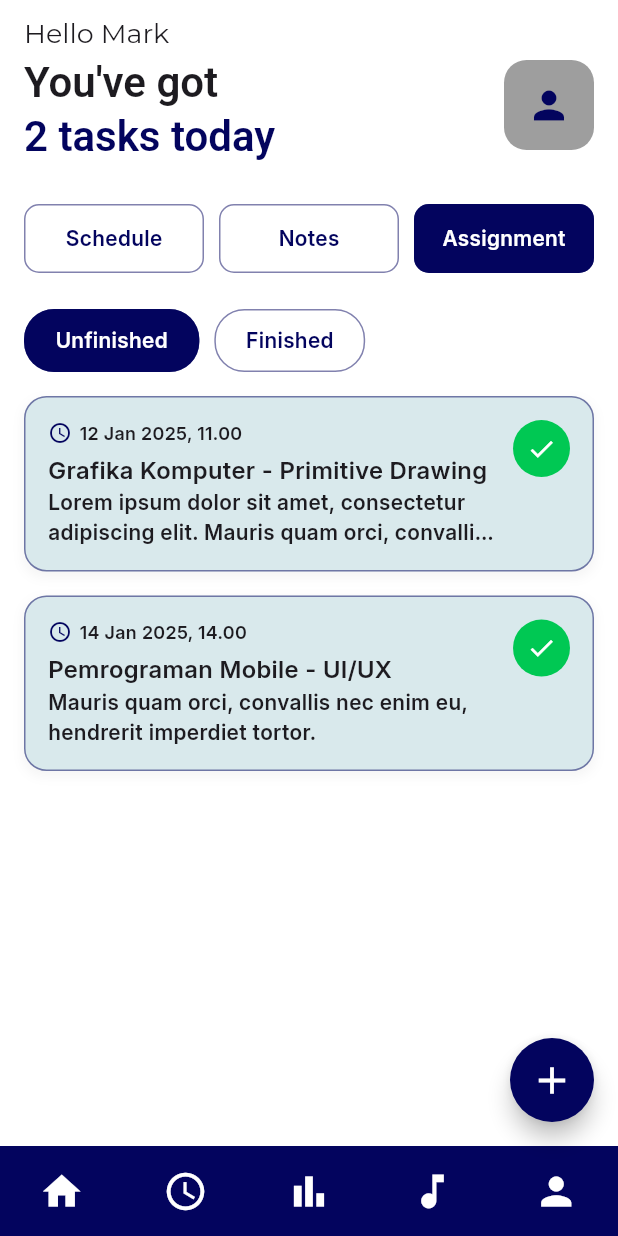
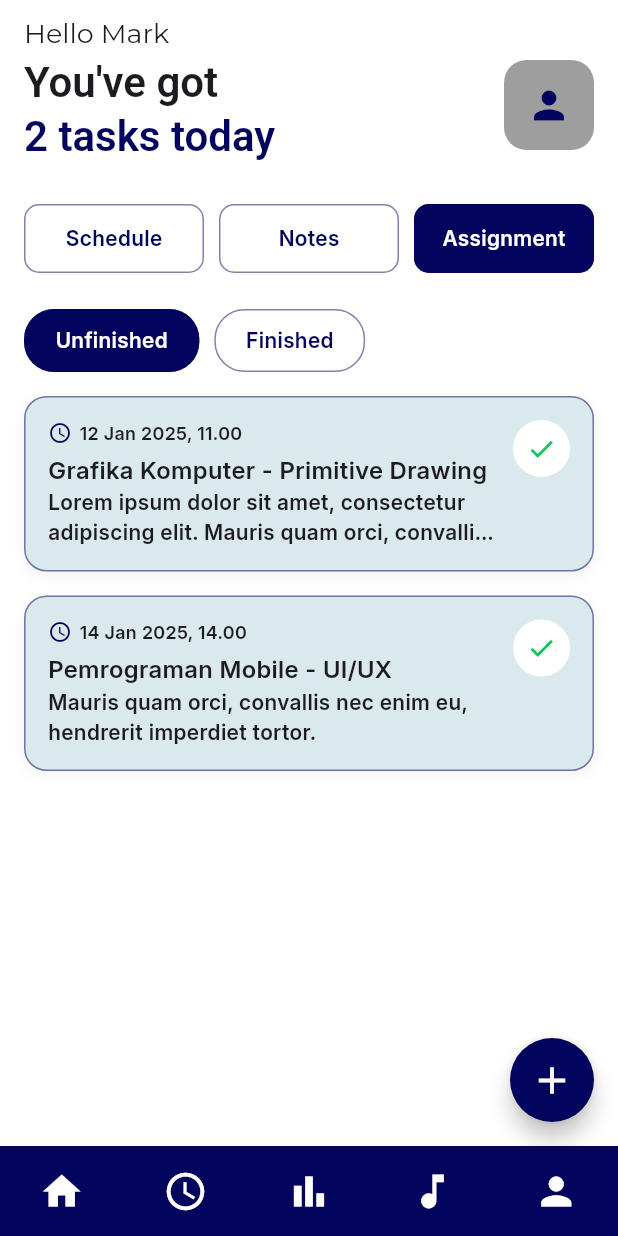
Before and after one commit to HanaKatharine-231401049/StudyMate, a Flutter app: the HomePage screen opened directly, after a tap on "Notes", after a tap on "Assignment", on a phone screen of 412 x 824 dp. Run offline on Flutter 3.47's test engine with Material 3 defaults, Android fonts, the phone set to English and light mode, and no system bars; our stand-ins replace fl_chart, google_fonts.

Commit message:
fix: tampilan assignment

```diff
--- a/lib/main.dart
+++ b/lib/main.dart
@@ -1,4 +1,5 @@
 import 'package:flutter/material.dart';
+import 'package:studymate/screens/home_screen.dart';
 import 'screens/splash_screen.dart';
 
 void main() {
@@ -16,7 +17,7 @@ class MyApp extends StatelessWidget {
         primaryColor: const Color(0xFF03045E),
         fontFamily: 'Inter',
       ),
-      home: const SplashScreen(),
+      home: const HomePage(),
       debugShowCheckedModeBanner: false,
     );
   }
--- a/lib/screens/home_screen.dart
+++ b/lib/screens/home_screen.dart
@@ -668,14 +668,14 @@ class _HomePageState extends State<HomePage> {
               child: Container(
                 padding: const EdgeInsets.all(8),
                 decoration: BoxDecoration(
-                  color: isFinished ? Colors.white : kSuccessColor,
+                  color: isFinished ?  kSuccessColor : Colors.white ,
                   shape: BoxShape.circle,
                   border: Border.all(
                       color: isFinished ? kSuccessColor : Colors.transparent),
                 ),
                 child: Icon(
-                  isFinished ? Icons.refresh : Icons.check,
-                  color: isFinished ? kSuccessColor : Colors.white,
+                  isFinished ? Icons.check : Icons.check,
+                  color: isFinished ?  Colors.white : kSuccessColor ,
                   size: 20,
                 ),
               ),
--- a/pubspec.yaml
+++ b/pubspec.yaml
@@ -24,6 +24,7 @@ dependencies:
   firebase_auth: ^6.1.2
   google_sign_in: ^7.2.0
   fl_chart: ^1.1.1
+  horizontal_list_calendar: ^1.0.0
 
 dev_dependencies:
   flutter_test:
```
Also changed, not shown: pubspec.lock.
